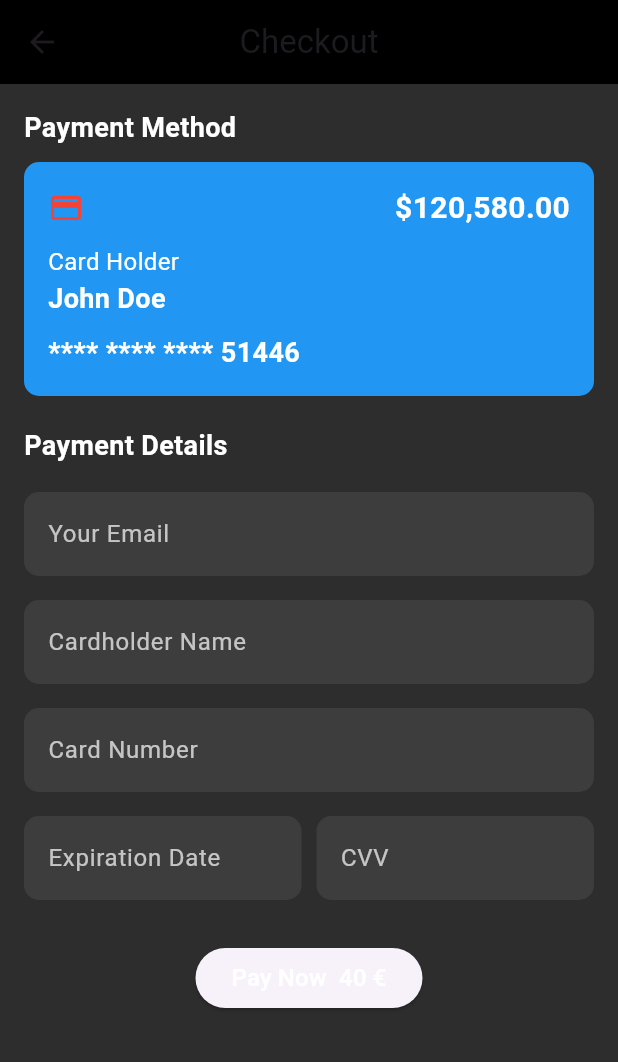
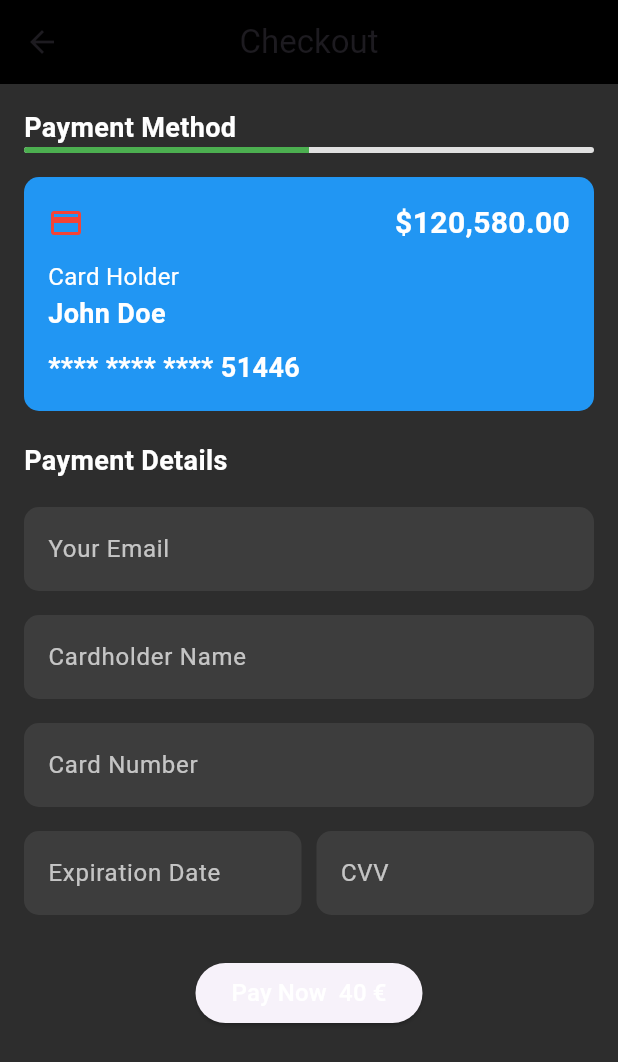
Before and after one commit to Ippo03/sign-stage, a Flutter app: the BookingScreen screen opened directly with sample values from the repository, after a tap on "Checkout", on a phone screen of 412 x 824 dp. Shown: the top 1062 px of the screen. Run offline on Flutter 3.47's test engine with Material 3 defaults, Android fonts, the phone set to English and light mode, and no system bars; our stand-ins replace google_maps_flutter.

Commit message:
start progress bar logic

```diff
--- a/lib/screens/main/booking_screen.dart
+++ b/lib/screens/main/booking_screen.dart
@@ -2,7 +2,9 @@ import 'package:flutter/material.dart';
 import 'package:sign_stage/models/play.dart';
 import 'package:sign_stage/screens/chat/base_screen.dart';
 import 'package:sign_stage/screens/main/payment_screen.dart';
-import 'package:sign_stage/widgets/custom/custom_progress_bar.dart';
+import 'package:sign_stage/widgets/progress_bar/progress_bar.dart';
+import 'package:sign_stage/widgets/progress_bar/progress_bar_provider.dart';
+import 'package:sign_stage/widgets/progress_bar/progress_bar_state.dart';
 
 class BookingScreen extends StatelessWidget {
   const BookingScreen({super.key, required this.play});
@@ -11,8 +13,12 @@ class BookingScreen extends StatelessWidget {
 
   @override
   Widget build(BuildContext context) {
+    final progressBarState = ProgressBarState();
+
     return BaseScreen(
-      body: Scaffold(
+      body: ProgressBarProvider(
+        state: progressBarState,
+        child: Scaffold(
           backgroundColor: Colors.grey[200],
           appBar: AppBar(
             backgroundColor: Colors.transparent,
@@ -29,11 +35,7 @@ class BookingScreen extends StatelessWidget {
             child: Column(
               crossAxisAlignment: CrossAxisAlignment.start,
               children: [
-              const ProgressBar(
-                progress: 0.5,
-                label: 'Seat Selection',
-                color: Colors.blue,
-              ),
+                ProgressBar(),
                 const SizedBox(height: 20.0),
                 Text(
                   'Hall ${play.hall}',
@@ -43,12 +45,12 @@ class BookingScreen extends StatelessWidget {
                       fontWeight: FontWeight.bold),
                 ),
                 const SizedBox(height: 10.0),
-              Text(
+                const Text(
                   'Saturday, 8 June 2024, 17:30',
                   style: TextStyle(fontSize: 14.0, color: Colors.grey),
                 ),
                 const SizedBox(height: 20.0),
-              Row(
+                const Row(
                   mainAxisAlignment: MainAxisAlignment.spaceBetween,
                   children: [
                     Text(
@@ -61,8 +63,8 @@ class BookingScreen extends StatelessWidget {
                     ),
                   ],
                 ),
-              SizedBox(height: 10.0),
-              Row(
+                const SizedBox(height: 10.0),
+                const Row(
                   mainAxisAlignment: MainAxisAlignment.spaceBetween,
                   children: [
                     Text(
@@ -74,10 +76,10 @@ class BookingScreen extends StatelessWidget {
                     ),
                   ],
                 ),
-              SizedBox(height: 20.0),
-              Image(
+                const SizedBox(height: 20.0),
+                const Image(
                   image: AssetImage(
-                    'assets/images/seat_map.png'), // Replace with your seat map image
+                      'assets/images/seat_map.png'),
                   width: double.infinity,
                   height: 150.0,
                 ),
@@ -102,6 +104,8 @@ class BookingScreen extends StatelessWidget {
                 SizedBox(height: 20.0),
                 ElevatedButton(
                   onPressed: () {
+                    progressBarState.updateProgress(0.5, '', Colors.green);
+
                     // Handle checkout button press
                     Navigator.push(
                       context,
@@ -121,6 +125,7 @@ class BookingScreen extends StatelessWidget {
             ),
           ),
         ),
+      ),
     );
   }
 }
--- a/lib/screens/main/payment_screen.dart
+++ b/lib/screens/main/payment_screen.dart
@@ -2,6 +2,9 @@ import 'package:flutter/material.dart';
 import 'package:sign_stage/models/play.dart';
 import 'package:sign_stage/screens/main/etickets_screen.dart';
 import 'package:sign_stage/widgets/custom/custom_text_field.dart';
+import 'package:sign_stage/widgets/progress_bar/progress_bar.dart';
+import 'package:sign_stage/widgets/progress_bar/progress_bar_provider.dart';
+import 'package:sign_stage/widgets/progress_bar/progress_bar_state.dart';
 
 class PaymentScreen extends StatelessWidget {
   const PaymentScreen({super.key, required this.play});
@@ -10,8 +13,12 @@ class PaymentScreen extends StatelessWidget {
 
   @override
   Widget build(BuildContext context) {
-    return Scaffold(
-      backgroundColor: Color(0xFF2D2D2D),
+    final progressBarState = ProgressBarState();
+
+    return ProgressBarProvider(
+      state: progressBarState,
+      child: Scaffold(
+        backgroundColor: const Color(0xFF2D2D2D),
         appBar: AppBar(
           backgroundColor: Colors.black,
           title: const Text('Checkout'),
@@ -30,6 +37,7 @@ class PaymentScreen extends StatelessWidget {
                   fontWeight: FontWeight.bold,
                 ),
               ),
+              ProgressBar(),
               const SizedBox(height: 10),
               Container(
                 padding: const EdgeInsets.all(16),
@@ -145,6 +153,7 @@ class PaymentScreen extends StatelessWidget {
             ],
           ),
         ),
+      ),
     );
   }
 }
--- a/lib/widgets/custom/custom_progress_bar.dart
+++ b/lib/widgets/progress_bar/progress_bar.dart
@@ -1,20 +1,17 @@
-
 import 'package:flutter/material.dart';
+import 'package:sign_stage/widgets/progress_bar/progress_bar_provider.dart';
 
 class ProgressBar extends StatelessWidget {
-  final double progress;
-  final String label;
-  final Color color;
-
-  const ProgressBar({
-    super.key,
-    required this.progress,
-    required this.label,
-    required this.color,
-  });
-
   @override
   Widget build(BuildContext context) {
+    final progressBarState = ProgressBarProvider.of(context)?.state;
+
+    if (progressBarState == null) {
+      throw FlutterError(
+        'ProgressBar widget must be wrapped in a ProgressBarProvider widget.',
+      );
+    }
+
     return SizedBox(
       width: double.infinity,
       height: 10.0,
@@ -23,15 +20,15 @@ class ProgressBar extends StatelessWidget {
           ClipRRect(
             borderRadius: BorderRadius.circular(10),
             child: LinearProgressIndicator(
-              value: progress,
+              value: progressBarState.progress,
               backgroundColor: Colors.grey[300],
-              valueColor: AlwaysStoppedAnimation<Color>(color),
+              valueColor: AlwaysStoppedAnimation<Color>(progressBarState.color),
             ),
           ),
           Material(
             color: Colors.transparent,
             child: Text(
-              label,
+              progressBarState.label,
               style: const TextStyle(fontSize: 12.0, color: Colors.white),
             ),
           ),
--- /dev/null
+++ b/lib/widgets/progress_bar/progress_bar_provider.dart
@@ -0,0 +1,21 @@
+import 'package:flutter/material.dart';
+import 'package:sign_stage/widgets/progress_bar/progress_bar_state.dart';
+
+class ProgressBarProvider extends InheritedWidget {
+  final ProgressBarState state;
+
+  const ProgressBarProvider({
+    super.key,
+    required this.state,
+    required super.child,
+  });
+
+  static ProgressBarProvider? of(BuildContext context) {
+    return context.dependOnInheritedWidgetOfExactType<ProgressBarProvider>();
+  }
+
+  @override
+  bool updateShouldNotify(covariant ProgressBarProvider oldWidget) {
+    return true; // Always notify listeners on state change
+  }
+}
--- /dev/null
+++ b/lib/widgets/progress_bar/progress_bar_state.dart
@@ -0,0 +1,27 @@
+import 'package:flutter/material.dart';
+
+class ProgressBarState extends ChangeNotifier {
+  double _progress = 0.0;
+  String _label = '';
+  Color _color = Colors.blue; // Default color
+
+  double get progress => _progress;
+  String get label => _label;
+  Color get color => _color;
+
+  // Private constructor for singleton pattern
+  ProgressBarState._();
+
+  // Singleton instance
+  static final ProgressBarState _instance = ProgressBarState._();
+
+  // Factory constructor to provide access to the singleton instance
+  factory ProgressBarState() => _instance;
+
+  void updateProgress(double progress, String label, Color color) {
+    _progress = progress;
+    _label = label;
+    _color = color;
+    notifyListeners();
+  }
+}
```
Lines whose indentation alone changed are shown as unchanged.
